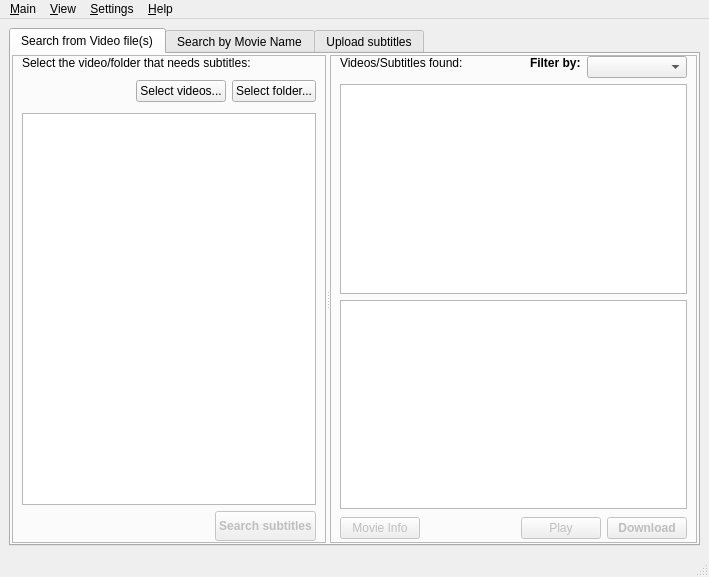
Qt form gui/main.ui (subdownloader/subdownloader) before a commit.
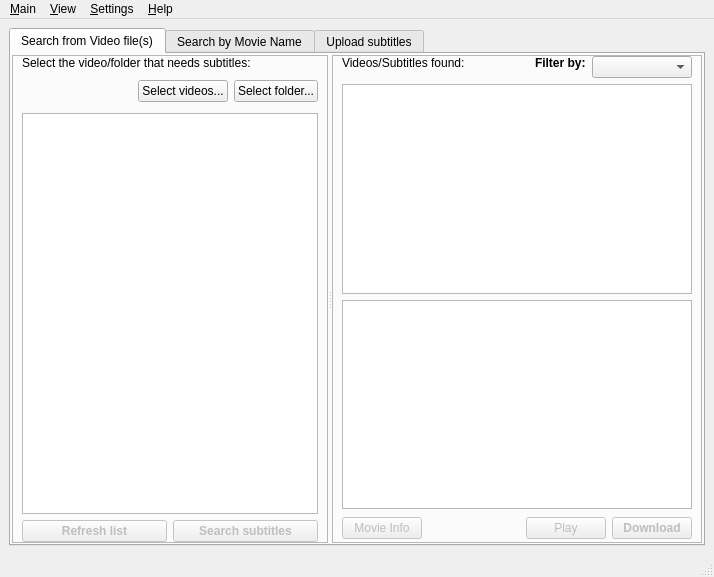
The same form after that commit. Icons and pictures are not drawn. Custom widgets are drawn as their Qt base class.

Commit message: [new feature]: List refresh (bug 314199)

The edit to the form file:
```diff
--- a/gui/main.ui
+++ b/gui/main.ui
@@ -6,7 +6,7 @@
    <rect>
     <x>0</x>
     <y>0</y>
-    <width>709</width>
+    <width>714</width>
     <height>577</height>
    </rect>
   </property>
@@ -219,17 +219,29 @@
                  <item>
                   <layout class="QHBoxLayout" name="horizontalLayout_4">
                    <item>
-                    <spacer name="horizontalSpacer_3">
-                     <property name="orientation">
-                      <enum>Qt::Horizontal</enum>
+                    <widget class="QPushButton" name="buttonRefresh">
+                     <property name="enabled">
+                      <bool>false</bool>
                      </property>
-                     <property name="sizeHint" stdset="0">
+                     <property name="maximumSize">
                       <size>
-                       <width>208</width>
-                       <height>31</height>
+                       <width>5000</width>
+                       <height>30</height>
                       </size>
                      </property>
-                    </spacer>
+                     <property name="font">
+                      <font>
+                       <weight>75</weight>
+                       <bold>true</bold>
+                      </font>
+                     </property>
+                     <property name="text">
+                      <string>Refresh list</string>
+                     </property>
+                     <property name="checkable">
+                      <bool>false</bool>
+                     </property>
+                    </widget>
                    </item>
                    <item>
                     <widget class="QPushButton" name="buttonFind">
@@ -380,8 +392,8 @@
                     <string>&lt;!DOCTYPE HTML PUBLIC &quot;-//W3C//DTD HTML 4.0//EN&quot; &quot;http://www.w3.org/TR/REC-html40/strict.dtd&quot;&gt;
 &lt;html&gt;&lt;head&gt;&lt;meta name=&quot;qrichtext&quot; content=&quot;1&quot; /&gt;&lt;style type=&quot;text/css&quot;&gt;
 p, li { white-space: pre-wrap; }
-&lt;/style&gt;&lt;/head&gt;&lt;body style=&quot; font-family:'Sans'; font-size:10pt; font-weight:400; font-style:normal;&quot;&gt;
-&lt;p style=&quot;-qt-paragraph-type:empty; margin-top:0px; margin-bottom:0px; margin-left:0px; margin-right:0px; -qt-block-indent:0; text-indent:0px; font-family:'DejaVu Sans'; font-weight:600;&quot;&gt;&lt;/p&gt;&lt;/body&gt;&lt;/html&gt;</string>
+&lt;/style&gt;&lt;/head&gt;&lt;body style=&quot; font-family:'Ubuntu'; font-size:11pt; font-weight:400; font-style:normal;&quot;&gt;
+&lt;p style=&quot;-qt-paragraph-type:empty; margin-top:0px; margin-bottom:0px; margin-left:0px; margin-right:0px; -qt-block-indent:0; text-indent:0px; font-family:'DejaVu Sans'; font-size:10pt; font-weight:600;&quot;&gt;&lt;br /&gt;&lt;/p&gt;&lt;/body&gt;&lt;/html&gt;</string>
                    </property>
                   </widget>
                  </item>
@@ -1314,7 +1326,7 @@
     <rect>
      <x>0</x>
      <y>0</y>
-     <width>709</width>
+     <width>714</width>
      <height>25</height>
     </rect>
    </property>
```
The commit also changes 2 other files.
